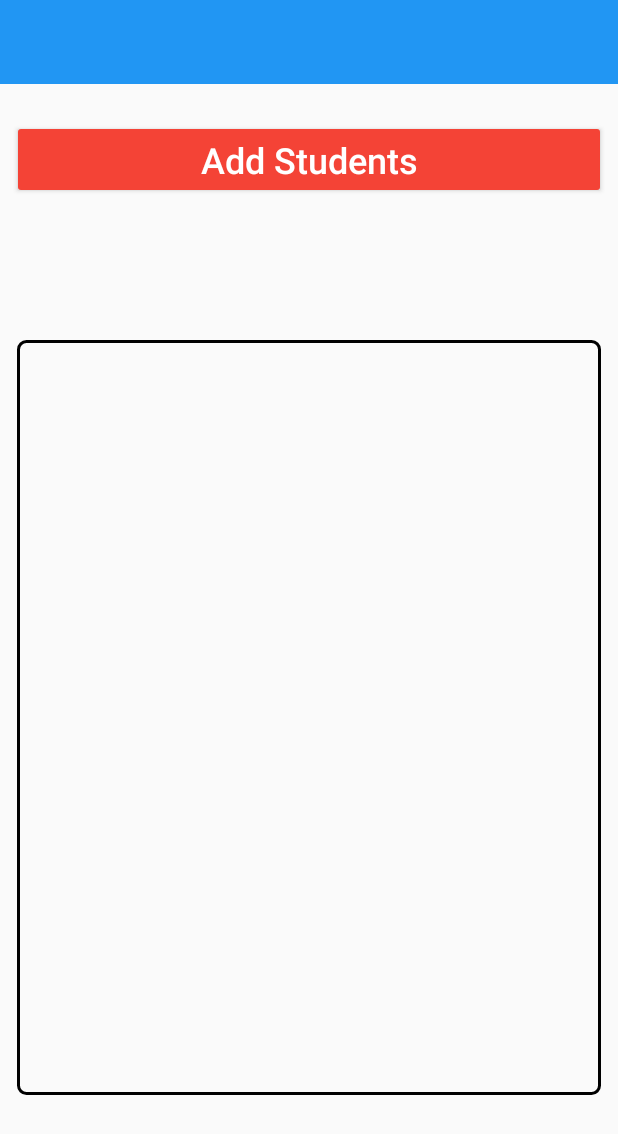
After one commit to pradyotprksh/NewAttendanceAppFaculty, an Android app: the ProctorStudentList screen opened directly, with no data from a screen before it, on a phone screen of 412 x 824 dp. The commit adds this screen. Shown: the top 1134 px of the screen. Run offline under Robolectric (Android 15) with nearby library versions, the phone set to English and light mode, and no system bars.

Commit message:
Proctor Work Going On

```diff
--- a/app/src/main/AndroidManifest.xml
+++ b/app/src/main/AndroidManifest.xml
@@ -55,7 +55,8 @@
             android:name=".StudentAttendanceList"
             android:screenOrientation="portrait" />
         <activity android:name=".StudentStatus" />
-        <activity android:name=".SelectSemesterClassProctor"></activity>
+        <activity android:name=".SelectSemesterClassProctor" />
+        <activity android:name=".ProctorStudentList"></activity>
     </application>
 
 </manifest>
--- a/app/src/main/java/com/application/pradyotprakash/newattendanceappfaculty/ProctorClassRecyclerAdapter.java
+++ b/app/src/main/java/com/application/pradyotprakash/newattendanceappfaculty/ProctorClassRecyclerAdapter.java
@@ -33,7 +33,7 @@ public class ProctorClassRecyclerAdapter extends RecyclerView.Adapter<ProctorCla
             @Override
             public void onClick(View v) {
                 String classValue = classList.get(position).getClassValue();
-                Intent intent = new Intent(context, FacultyProctorDetails.class);
+                Intent intent = new Intent(context, ProctorStudentList.class);
                 intent.putExtra("classValue",classValue);
                 context.startActivity(intent);
             }
--- /dev/null
+++ b/app/src/main/java/com/application/pradyotprakash/newattendanceappfaculty/ProctorStudentList.java
@@ -0,0 +1,29 @@
+package com.application.pradyotprakash.newattendanceappfaculty;
+
+import android.content.Intent;
+import android.support.v7.app.AppCompatActivity;
+import android.os.Bundle;
+import android.view.View;
+import android.widget.Button;
+
+public class ProctorStudentList extends AppCompatActivity {
+
+    private String classValue;
+    private Button addStudent;
+
+    @Override
+    protected void onCreate(Bundle savedInstanceState) {
+        super.onCreate(savedInstanceState);
+        setContentView(R.layout.activity_proctor_student_list);
+        classValue = getIntent().getStringExtra("classValue");
+        addStudent = findViewById(R.id.addStudent);
+        addStudent.setOnClickListener(new View.OnClickListener() {
+            @Override
+            public void onClick(View v) {
+                Intent intent = new Intent(ProctorStudentList.this, FacultyProctorDetails.class);
+                intent.putExtra("classValue", classValue);
+                startActivity(intent);
+            }
+        });
+    }
+}
--- a/app/src/main/java/com/application/pradyotprakash/newattendanceappfaculty/StudentRecyclerAdapterProctor.java
+++ b/app/src/main/java/com/application/pradyotprakash/newattendanceappfaculty/StudentRecyclerAdapterProctor.java
@@ -2,14 +2,19 @@ package com.application.pradyotprakash.newattendanceappfaculty;
 
 import android.content.Context;
 import android.content.Intent;
+import android.graphics.Color;
 import android.support.v7.widget.RecyclerView;
 import android.view.LayoutInflater;
 import android.view.View;
 import android.view.ViewGroup;
 import android.widget.TextView;
+import android.widget.Toast;
 
 import com.bumptech.glide.Glide;
+import com.google.android.gms.tasks.OnSuccessListener;
+import com.google.firebase.firestore.FirebaseFirestore;
 
+import java.util.HashMap;
 import java.util.List;
 
 import de.hdodenhof.circleimageview.CircleImageView;
@@ -20,6 +25,8 @@ public class StudentRecyclerAdapterProctor extends RecyclerView.Adapter<StudentR
     private List<Students> studentsList;
     private Context context;
     private String classValue = FacultyProctorDetails.getClassValue();
+    private String userId = HomeFragment.getUser_id();
+    private FirebaseFirestore mFirestore;
 
     public StudentRecyclerAdapterProctor(Context context, List<Students> studentsList) {
         this.studentsList = studentsList;
@@ -34,6 +41,7 @@ public class StudentRecyclerAdapterProctor extends RecyclerView.Adapter<StudentR
 
     @Override
     public void onBindViewHolder(final ViewHolder holder, int position) {
+        mFirestore = FirebaseFirestore.getInstance();
         final String student_id = studentsList.get(position).studentId;
         if (classValue.equals(studentsList.get(position).getClassName())) {
             holder.mUsn.setText(studentsList.get(position).getUsn());
@@ -42,7 +50,16 @@ public class StudentRecyclerAdapterProctor extends RecyclerView.Adapter<StudentR
             holder.mView.setOnClickListener(new View.OnClickListener() {
                 @Override
                 public void onClick(View v) {
-
+                    HashMap<String, Object> student = new HashMap<>();
+                    student.put("student_id", student_id);
+                    mFirestore.collection("Faculty").document(userId).collection("Proctor").document(classValue).collection(classValue).document().set(student).addOnSuccessListener(new OnSuccessListener<Void>() {
+                        @Override
+                        public void onSuccess(Void aVoid) {
+                            Toast.makeText(context,"This student is assigned to you.", Toast.LENGTH_SHORT).show();
+                            holder.mView.setBackgroundColor(Color.rgb(244, 67, 54));
+                            holder.mUsn.setTextColor(Color.WHITE);
+                        }
+                    });
                 }
             });
         } else {
--- /dev/null
+++ b/app/src/main/res/layout/activity_proctor_student_list.xml
@@ -0,0 +1,51 @@
+<?xml version="1.0" encoding="utf-8"?>
+<android.support.constraint.ConstraintLayout xmlns:android="http://schemas.android.com/apk/res/android"
+    xmlns:app="http://schemas.android.com/apk/res-auto"
+    xmlns:tools="http://schemas.android.com/tools"
+    android:layout_width="match_parent"
+    android:layout_height="match_parent"
+    tools:context=".ProctorStudentList">
+
+    <android.support.v7.widget.Toolbar
+        android:id="@+id/studentListProctor"
+        android:layout_width="0dp"
+        android:layout_height="wrap_content"
+        android:background="@color/colorPrimary"
+        android:theme="@style/Base.ThemeOverlay.AppCompat.Dark.ActionBar"
+        app:layout_constraintEnd_toEndOf="parent"
+        app:layout_constraintStart_toStartOf="parent"
+        app:layout_constraintTop_toTopOf="parent" />
+
+    <Button
+        android:id="@+id/addStudent"
+        android:layout_width="0dp"
+        android:layout_height="wrap_content"
+        android:layout_marginEnd="8dp"
+        android:layout_marginStart="8dp"
+        android:layout_marginTop="24dp"
+        android:backgroundTint="@color/colorAccent"
+        android:padding="10dp"
+        android:text="Add Students"
+        android:textAllCaps="false"
+        android:textColor="@android:color/white"
+        android:textSize="24sp"
+        app:layout_constraintEnd_toEndOf="parent"
+        app:layout_constraintHorizontal_bias="0.0"
+        app:layout_constraintStart_toStartOf="parent"
+        app:layout_constraintTop_toBottomOf="@+id/studentListProctor" />
+
+    <android.support.v7.widget.RecyclerView
+        android:id="@+id/studentList"
+        android:layout_width="389dp"
+        android:layout_height="503dp"
+        android:layout_marginBottom="8dp"
+        android:layout_marginEnd="8dp"
+        android:layout_marginStart="8dp"
+        android:layout_marginTop="8dp"
+        android:background="@drawable/border"
+        app:layout_constraintBottom_toBottomOf="parent"
+        app:layout_constraintEnd_toEndOf="parent"
+        app:layout_constraintStart_toStartOf="parent"
+        app:layout_constraintTop_toBottomOf="@+id/addStudent" />
+
+</android.support.constraint.ConstraintLayout>
```
